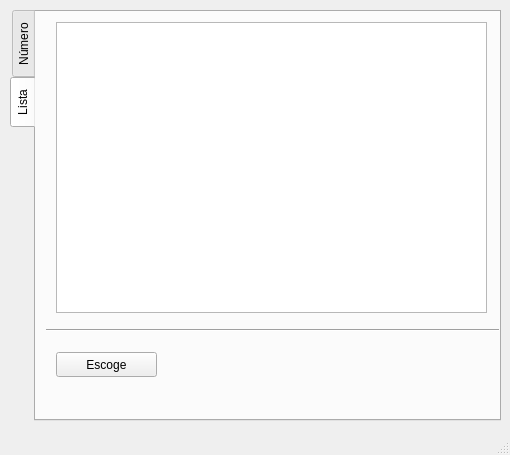
Above: genrand/forms/rand_int.ui from gerardomt/GeneradorRandom before the change. Below: the same form after it.
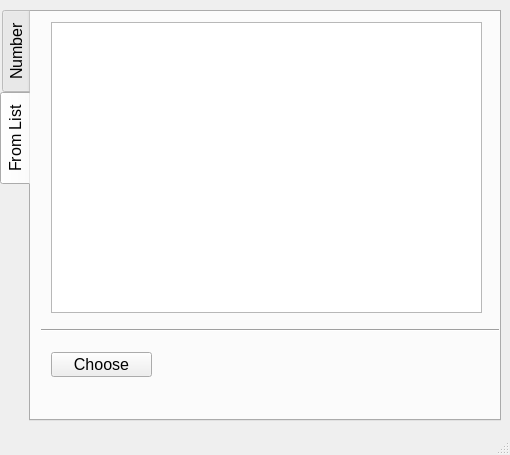
That is the form after the change. The open tabs and pages were chosen to show the change.

Commit message: Se modificó el texto del gui para que todo esté en inglés. También se cambió el nombre de algunos widgets

Diff of the .ui file:
```diff
--- a/genrand/forms/rand_int.ui
+++ b/genrand/forms/rand_int.ui
@@ -23,12 +23,17 @@
    <widget class="QTabWidget" name="tabWidget">
     <property name="geometry">
      <rect>
-      <x>10</x>
+      <x>0</x>
       <y>10</y>
-      <width>491</width>
+      <width>501</width>
       <height>411</height>
      </rect>
     </property>
+    <property name="font">
+     <font>
+      <pointsize>12</pointsize>
+     </font>
+    </property>
     <property name="tabPosition">
      <enum>QTabWidget::West</enum>
     </property>
@@ -40,7 +45,7 @@
     </property>
     <widget class="QWidget" name="tabNumber">
      <attribute name="title">
-      <string>Número</string>
+      <string>Number</string>
      </attribute>
      <widget class="QLabel" name="label_respuesta">
       <property name="geometry">
@@ -177,7 +182,7 @@
     </widget>
     <widget class="QWidget" name="tabList">
      <attribute name="title">
-      <string>Lista</string>
+      <string>From List</string>
      </attribute>
      <widget class="QPlainTextEdit" name="textEdit">
       <property name="geometry">
@@ -212,7 +217,7 @@
        </rect>
       </property>
       <property name="text">
-       <string>Escoge</string>
+       <string>Choose</string>
       </property>
      </widget>
      <widget class="QLabel" name="labelList">
@@ -220,13 +225,26 @@
        <rect>
         <x>140</x>
         <y>340</y>
-        <width>331</width>
-        <height>17</height>
+        <width>311</width>
+        <height>51</height>
        </rect>
       </property>
+      <property name="font">
+       <font>
+        <pointsize>12</pointsize>
+        <weight>75</weight>
+        <bold>true</bold>
+       </font>
+      </property>
+      <property name="inputMethodHints">
+       <set>Qt::ImhMultiLine</set>
+      </property>
       <property name="text">
        <string/>
       </property>
+      <property name="wordWrap">
+       <bool>true</bool>
+      </property>
      </widget>
     </widget>
    </widget>
```
Left out of the diff: 29 changed lines with no effect on the pictures. The commit also changes 2 other files.
